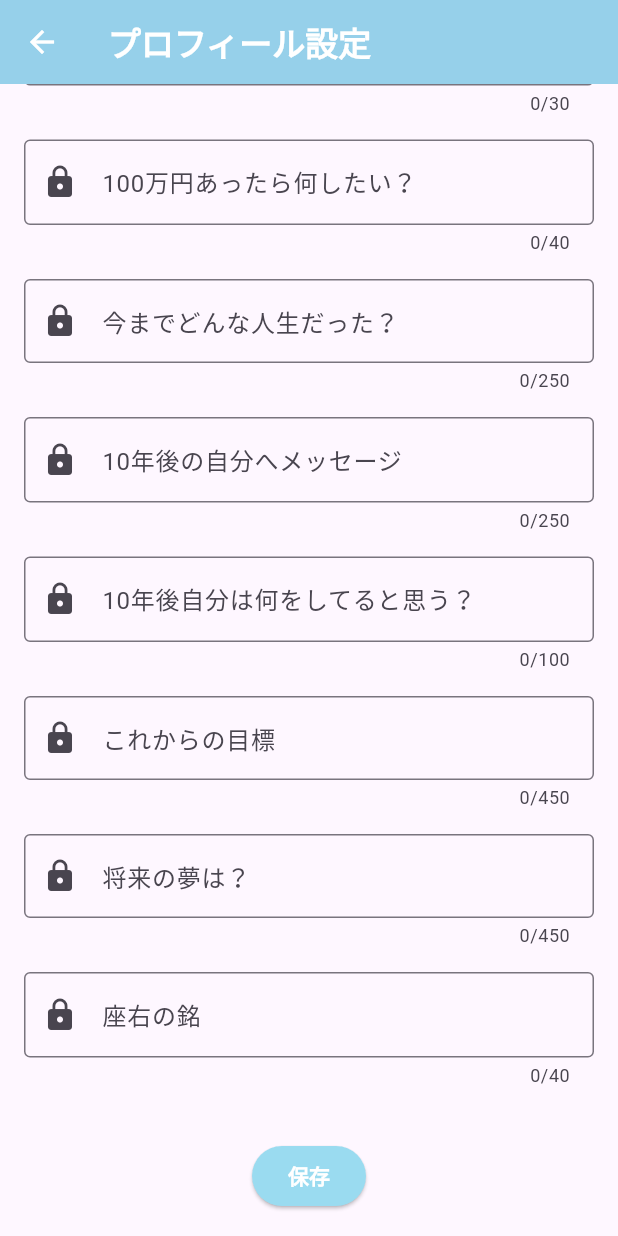
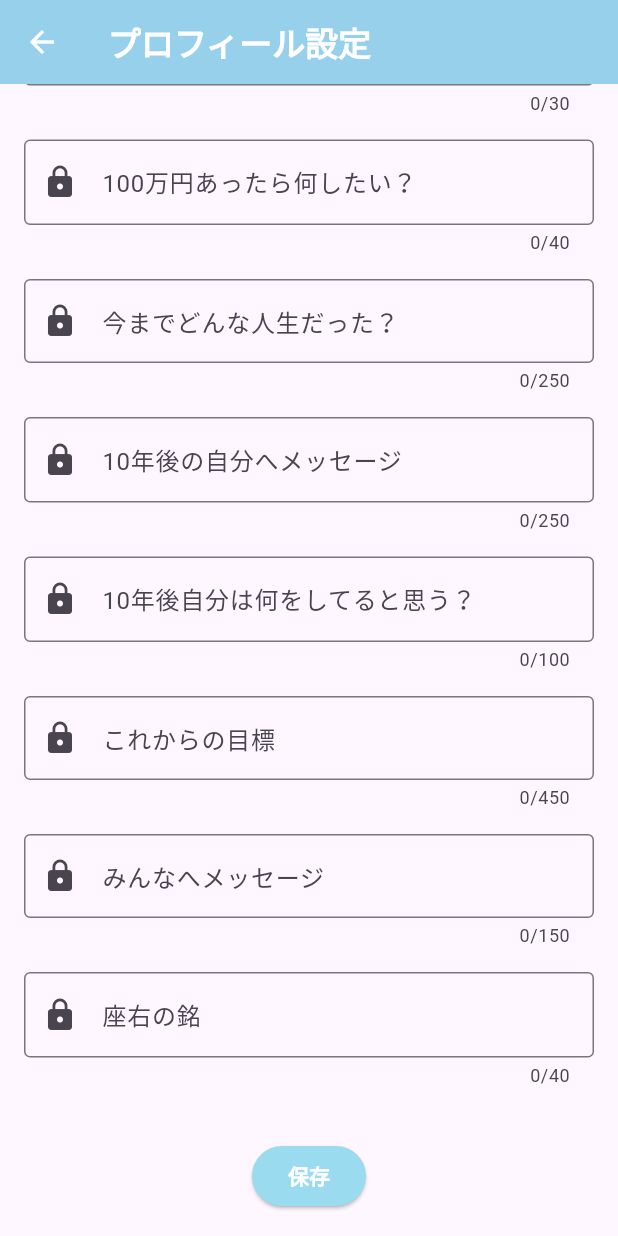
Before and after one commit to oshiro17/school_memories2, a Flutter app: the SettingProfilePage screen opened directly with empty values, scrolled down 2101 dp, on a phone screen of 412 x 824 dp. Run offline on Flutter 3.47's test engine with Material 3 defaults, Android fonts, the phone set to English and light mode, and no system bars; our stand-ins replace cloud_firestore, firebase_core, google_fonts; accounts and stored records are empty.

Commit message:
一件落着

```diff
--- a/lib/pages/setting_profile.dart
+++ b/lib/pages/setting_profile.dart
@@ -33,6 +33,7 @@ class SettingProfileModel extends ChangeNotifier {
     required String goal,
     required String futureDream,
     required String motto,
+
     required String classId,
     required String memberId,
     required int avatarIndex,
@@ -43,31 +44,30 @@ class SettingProfileModel extends ChangeNotifier {
 
       // classes/{classId}/members/{memberId} を更新
       final memberData = {
-        '名前': callme,
-        '生年月日': birthday,
-        '好きな教科': subject,
-        '血液型': bloodType,
-        '身長': height,
-        'MBTI': mbti,
-        '趣味・特技': hobby,
-        '部活': club,
-        'なりたい職業': dream,
-        '好きな歌': favoriteSong,
-        '好きな人': favoritePerson,
-        'たからもの': treasure,
-        '最近の事件': recentEvent,
-        '学校生活': schoolLife,
-        '学校生活で達成した一番の偉業は？': achievement,
-        '長所': strength,
-        '短所': weakness,
-        '100万円あったら何したい？': futurePlan,
-        '今までどんな人生だった？': lifeStory,
-        '10年後の自分へメッセージ': futureMessage,
-        '10年後自分は何をしてると思う？': futureSelf,
-        '目標': goal,
-        '将来の夢は？': futureDream,
-        '座右の銘': motto,
-        'avatarIndex': avatarIndex, // Firestoreに保存
+  'callme': callme,
+  'birthday': birthday,
+  'subject': subject,
+  'bloodType': bloodType,
+  'height': height,
+  'mbti': mbti,
+  'hobby': hobby,
+  'club': club,
+  'dream': dream,
+  'favoriteSong': favoriteSong,
+  'favoritePerson': favoritePerson,
+  'treasure': treasure,
+  'recentEvent': recentEvent,
+  'schoolLife': schoolLife,
+  'achievement': achievement,
+  'strength': strength,
+  'weakness': weakness,
+  'futurePlan': futurePlan,
+  'lifeStory': lifeStory,
+  'futureMessage': futureMessage,
+  'futureSelf': futureSelf,
+  'goal': goal,
+  'futureDream': futureDream,
+  'motto': motto,
         'updatedAt': FieldValue.serverTimestamp(),
       };
 
@@ -157,7 +157,7 @@ class _SettingProfilePageState extends State<SettingProfilePage> {
 
   /// 入力バリデーション
   bool _validateInputs() {
-    final fields = {
+  final fields = {
       '呼んでほしい名前': nameController.text,
       '生年月日': birthdayController.text,
       '好きな教科': subjectController.text,
@@ -180,9 +180,10 @@ class _SettingProfilePageState extends State<SettingProfilePage> {
       '10年後の自分へメッセージ': futureMessageController.text,
       '10年後自分は何をしてると思う？': futureSelfController.text,
       '目標': goalController.text,
-      '将来の夢': futureDreamController.text,
+      'みんなへメッセージ': futureDreamController.text,
       '座右の銘': mottoController.text,
     };
+
 
     // **デバッグログ**
     debugPrint("==== 入力チェック開始 ====");
@@ -226,6 +227,36 @@ class _SettingProfilePageState extends State<SettingProfilePage> {
   }
 
   /// プロフィールフィールドをビルドするウィジェット
+ Widget _buildProfileFieldForname(
+    String label,
+    TextEditingController controller,
+    int maxLength, {
+    bool isLongText = false,
+    String hintText = '', // プレースホルダーを追加
+  }) {
+    return Padding(
+      padding: const EdgeInsets.symmetric(vertical: 8.0),
+      child: TextField(
+        controller: controller,
+        maxLines: isLongText ? null : 1, // 長文の場合は `null` にする
+        keyboardType:
+            isLongText ? TextInputType.multiline : TextInputType.text,
+        inputFormatters: [
+          LengthLimitingTextInputFormatter(maxLength)
+        ], // 文字数制限
+        decoration: InputDecoration(
+          labelText: label,
+          border: OutlineInputBorder(),
+          hintText: hintText, // 例文を表示
+          counterText: '${controller.text.length}/$maxLength', // 文字数カウンター表示
+
+        ),
+        onChanged: (text) {
+          setState(() {}); // 入力時にカウンター更新
+        },
+      ),
+    );
+  }
   Widget _buildProfileField(
     String label,
     TextEditingController controller,
@@ -345,7 +376,7 @@ class _SettingProfilePageState extends State<SettingProfilePage> {
     ),
             // プロフィール入力フィールド
             _buildSection([
-              _buildProfileField('名前', nameController, 10,
+              _buildProfileFieldForname('名前', nameController, 10,
                   hintText: '例: たっちゃん'),
               _buildProfileField('生年月日', birthdayController, 10,
                   hintText: '例: 2000年01月01日'),
@@ -415,7 +446,7 @@ class _SettingProfilePageState extends State<SettingProfilePage> {
               _buildProfileField('これからの目標', goalController, 450,
                   isLongText: true,
                   hintText: ''),
-              _buildProfileField('将来の夢は？', futureDreamController, 450,
+              _buildProfileField('みんなへメッセージ', futureDreamController, 150,
                   isLongText: true,
                   hintText: ''),
               _buildProfileField('座右の銘', mottoController, 40,
```
